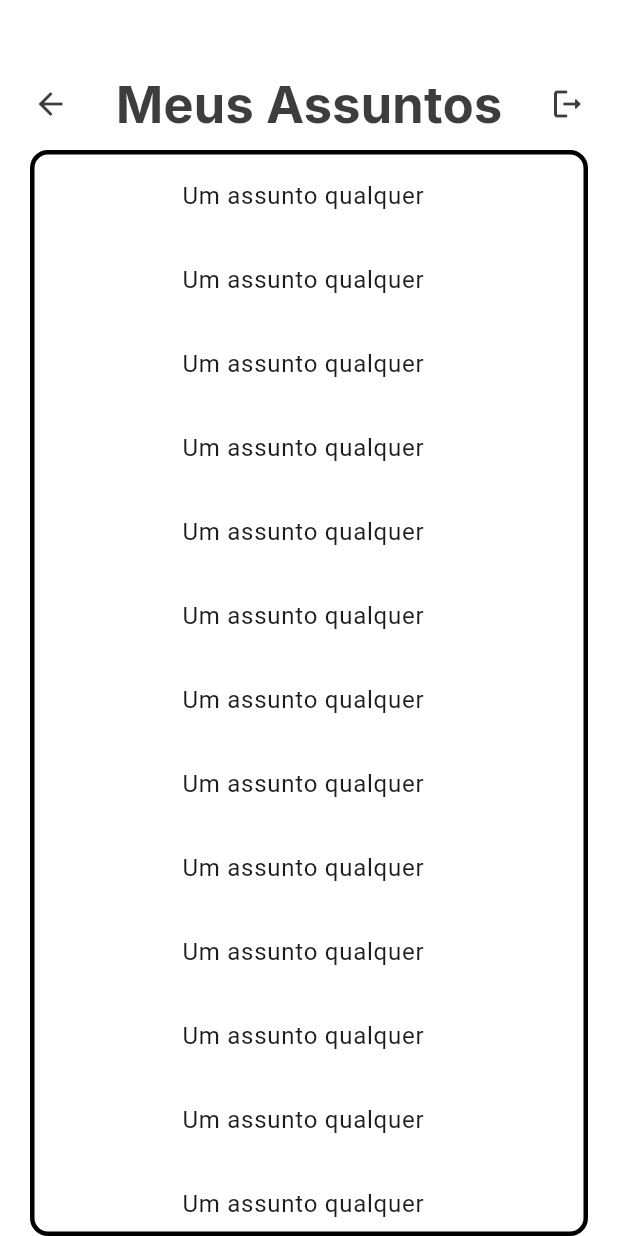
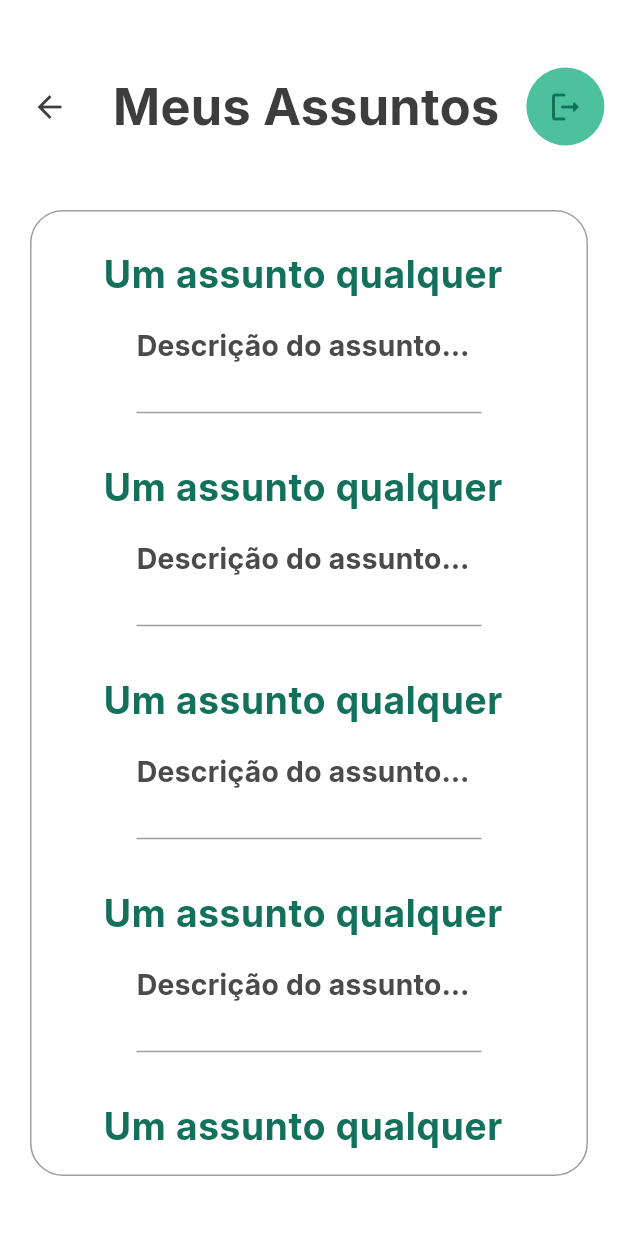
Before and after one commit to paulohp7/fatec_problematicas, a Flutter app: the MySubjects screen opened by its route, on a phone screen of 412 x 824 dp. Run offline on Flutter 3.47's test engine with Material 3 defaults, Android fonts, the phone set to English and light mode, and no system bars.

Commit message:
Design dos Meus Assuntos atualizado

```diff
--- a/lib/views/mysubjects.page.dart
+++ b/lib/views/mysubjects.page.dart
@@ -38,37 +38,85 @@ class MySubjects extends StatelessWidget {
                     color: Color(0xFF3D3D3D),
                   ),
                 ),
-                IconButton(
-                  icon: Icon(Icons.logout_rounded, color: Color(0xFF3D3D3D)),
+
+                Container(
+                  padding: EdgeInsets.all(2), // Tamanho do círculo
+                  decoration: BoxDecoration(
+                    color: Color(0xFF4DC09E),
+                    shape: BoxShape.circle,
+                  ),
+                  child: IconButton(
+                    icon: Icon(Icons.logout_rounded, color: Color(0xFF13715B)),
                     onPressed: () {
                       // Navigator.of(context).pop();
+                      Navigator.pushNamed(context, '/login');
                     },
+                  ),
                 ),
               ],
             ),
           ),
         ),
       ),
+
       body: Container(
-        margin: EdgeInsets.symmetric(horizontal: 20),
+        margin: EdgeInsets.symmetric(vertical: 40, horizontal: 20),
         decoration: BoxDecoration(
           border: Border.all(
-            color: Colors.black, // Cor da borda
-            width: 3,          // Largura da borda
+            color: Colors.grey, // Cor da borda
+            width: 1,          // Largura da borda
           ),
-          borderRadius: BorderRadius.circular(12), // Opcional: para bordas arredondadas
+          borderRadius: BorderRadius.circular(22), // Opcional: para bordas arredondadas
         ),
         child: ListView.builder(
           itemCount: 20,
           itemBuilder: (context, index) {
-            return Center( // Centraliza o conteúdo do ListTile
+            return Column(
+              children: [
+                Center( // Centraliza o conteúdo do ListTile
                   child: Container(
+                    margin: EdgeInsets.all(15),
                     width: MediaQuery.of(context).size.width * 0.8, // Define uma largura customizada
                     child: ListTile(
-                  title: Center(child: Text('Um assunto qualquer')),
+                      title: Center(
+                        child: Text(
+                          'Um assunto qualquer',
+                          style: TextStyle(
+                            fontFamily: 'Inter',
+                            fontWeight: FontWeight.bold,
+                            fontSize: 25,
+                            color: Color(0xFF13715B),
+                          ),
+                        )
+                       ),
+
+                       subtitle: Center(
+                         child: Container(
+                          margin: EdgeInsets.only(top: 15),
+                           child: Text(
+                              'Descrição do assunto...',
+                              style: TextStyle(
+                                fontFamily: 'Inter',
+                                fontWeight: FontWeight.w600,
+                                fontSize: 19,
+                                color: Color.fromARGB(255, 74, 74, 74),
+                              ),
+                            ),
+                         ),
+                       ),
                       onTap: () => Navigator.pushNamed(context, '/subject'),
                     ),
                   ),
+                ),
+
+                Divider(
+                  color: Colors.grey,
+                  thickness: 1, // Espessura da linha
+                  indent: 70,   // Espaçamento à esquerda
+                  endIndent: 70, // Espaçamento à direita
+                ),
+
+              ],
             );
           }
         ),
```
Lines whose indentation alone changed are shown as unchanged.
